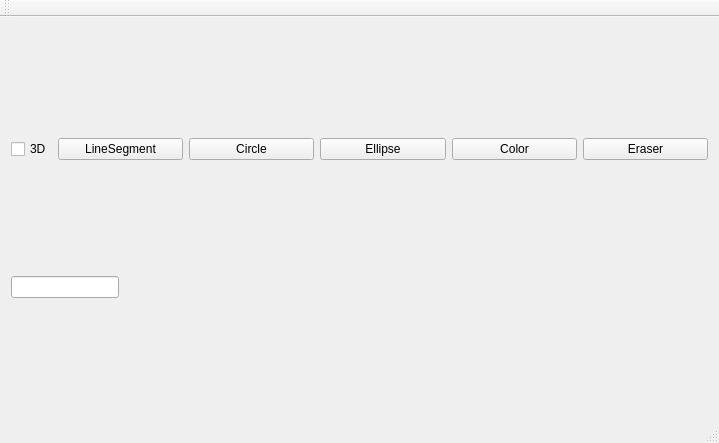
This is mainwindow.ui in TamakiRinko/Painter as Qt 5 draws it before an edit. The edited form follows.
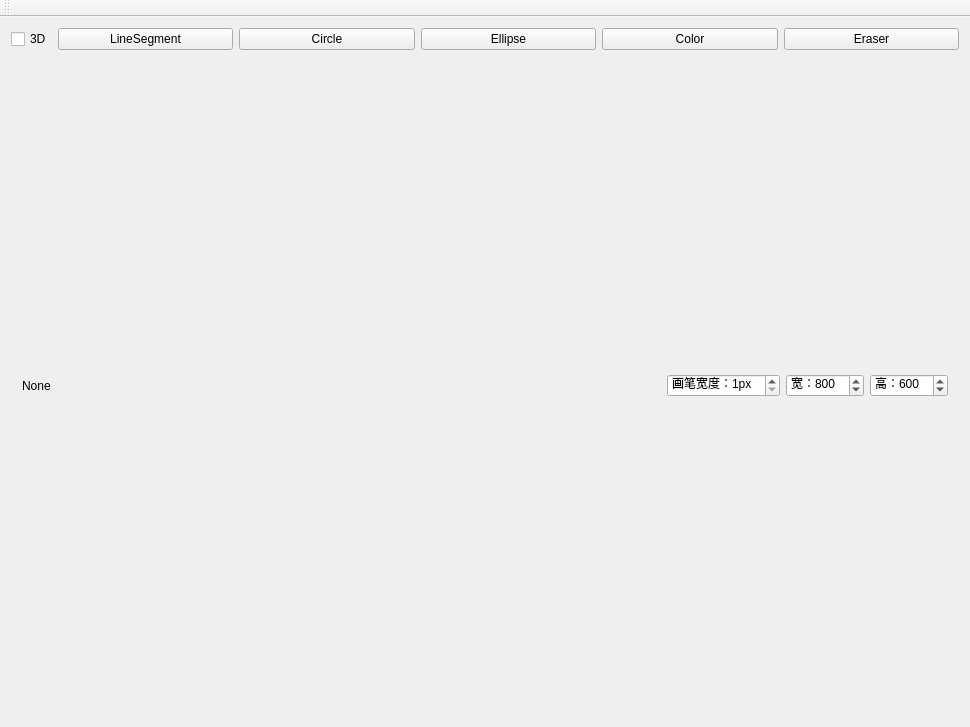
This is the edited form.

Commit message: 完善代码，增加画笔宽度，屏幕大小等，10_31日提交初版

The edit to the form file:
```diff
--- a/mainwindow.ui
+++ b/mainwindow.ui
@@ -6,8 +6,8 @@
    <rect>
     <x>0</x>
     <y>0</y>
-    <width>719</width>
-    <height>443</height>
+    <width>970</width>
+    <height>727</height>
    </rect>
   </property>
   <property name="sizePolicy">
@@ -26,11 +26,97 @@
    <string>MainWindow</string>
   </property>
   <widget class="QWidget" name="centralWidget">
-   <layout class="QGridLayout" name="gridLayout" rowstretch="0,1,0" columnstretch="0,0">
-    <item row="1" column="1">
+   <layout class="QGridLayout" name="gridLayout" rowstretch="0,1,0,0" columnstretch="0,0">
+    <item row="2" column="0" rowspan="2" colspan="2">
+     <widget class="QWidget" name="widget" native="true">
+      <property name="sizePolicy">
+       <sizepolicy hsizetype="Preferred" vsizetype="Preferred">
+        <horstretch>0</horstretch>
+        <verstretch>0</verstretch>
+       </sizepolicy>
+      </property>
+      <property name="layoutDirection">
+       <enum>Qt::LeftToRight</enum>
+      </property>
+      <layout class="QHBoxLayout" name="horizontalLayout" stretch="1,9,1,1,1">
+       <item>
+        <widget class="QLabel" name="ModeLabel">
+         <property name="text">
+          <string>None</string>
+         </property>
+        </widget>
+       </item>
+       <item>
+        <spacer name="horizontalSpacer">
+         <property name="orientation">
+          <enum>Qt::Horizontal</enum>
+         </property>
+         <property name="sizeType">
+          <enum>QSizePolicy::Expanding</enum>
+         </property>
+         <property name="sizeHint" stdset="0">
+          <size>
+           <width>40</width>
+           <height>20</height>
+          </size>
+         </property>
+        </spacer>
+       </item>
+       <item>
+        <widget class="QSpinBox" name="WidthSpinBox">
+         <property name="suffix">
+          <string>px</string>
+         </property>
+         <property name="prefix">
+          <string>画笔宽度：</string>
+         </property>
+         <property name="minimum">
+          <number>1</number>
+         </property>
+         <property name="maximum">
+          <number>10</number>
+         </property>
+        </widget>
+       </item>
+       <item>
+        <widget class="QSpinBox" name="WSpinBox">
+         <property name="prefix">
+          <string>宽：</string>
+         </property>
+         <property name="minimum">
+          <number>450</number>
+         </property>
+         <property name="maximum">
+          <number>1920</number>
+         </property>
+         <property name="value">
+          <number>800</number>
+         </property>
+        </widget>
+       </item>
+       <item>
+        <widget class="QSpinBox" name="HSpinBox">
+         <property name="prefix">
+          <string>高：</string>
+         </property>
+         <property name="minimum">
+          <number>150</number>
+         </property>
+         <property name="maximum">
+          <number>1080</number>
+         </property>
+         <property name="value">
+          <number>600</number>
+         </property>
+        </widget>
+       </item>
+      </layout>
+     </widget>
+    </item>
+    <item row="1" column="0" colspan="2">
      <layout class="QVBoxLayout" name="Canvas"/>
     </item>
-    <item row="0" column="1">
+    <item row="0" column="0" colspan="2">
      <layout class="QHBoxLayout" name="horizontalLayout_3" stretch="1,10,10,10,10,10">
       <item>
        <widget class="QCheckBox" name="PaintModeCheckBox">
@@ -76,16 +162,6 @@
       </item>
      </layout>
     </item>
-    <item row="2" column="1">
-     <widget class="QLineEdit" name="ModeLine">
-      <property name="sizePolicy">
-       <sizepolicy hsizetype="Fixed" vsizetype="Fixed">
-        <horstretch>0</horstretch>
-        <verstretch>0</verstretch>
-       </sizepolicy>
-      </property>
-     </widget>
-    </item>
    </layout>
   </widget>
   <widget class="QToolBar" name="mainToolBar">
@@ -96,7 +172,6 @@
     <bool>false</bool>
    </attribute>
   </widget>
-  <widget class="QStatusBar" name="statusBar"/>
   <widget class="QMenuBar" name="menuBar">
    <property name="geometry">
     <rect>
```
Left out of the diff: 2 changed lines with no effect on the pictures. The commit also changes 13 other files.
